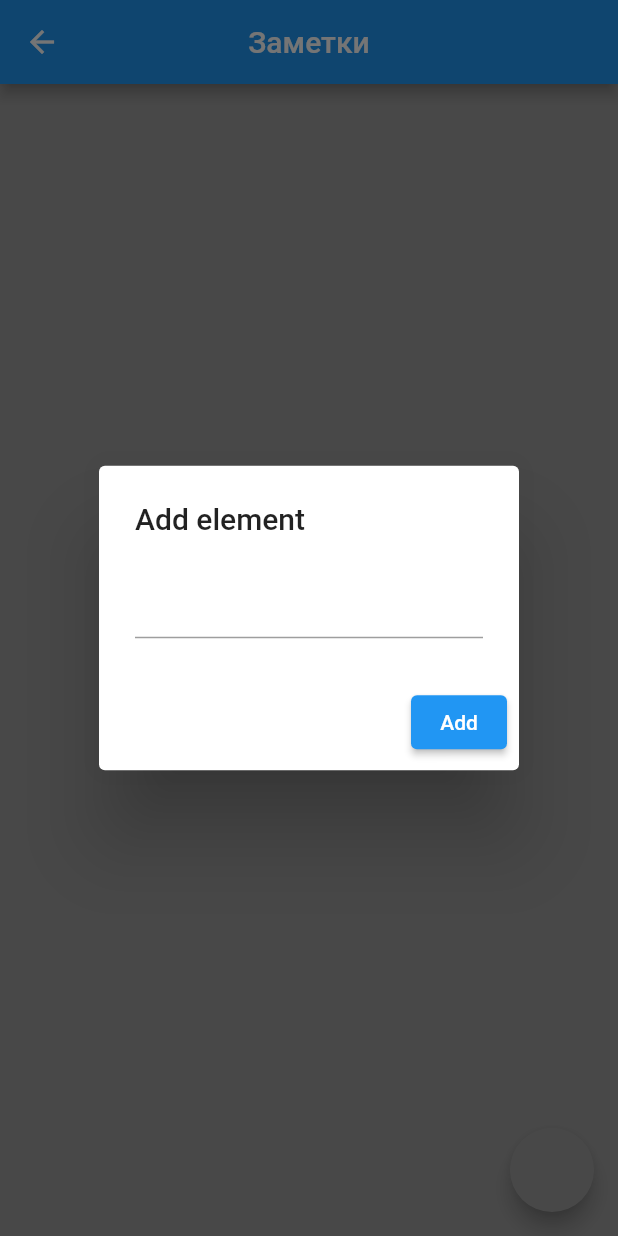
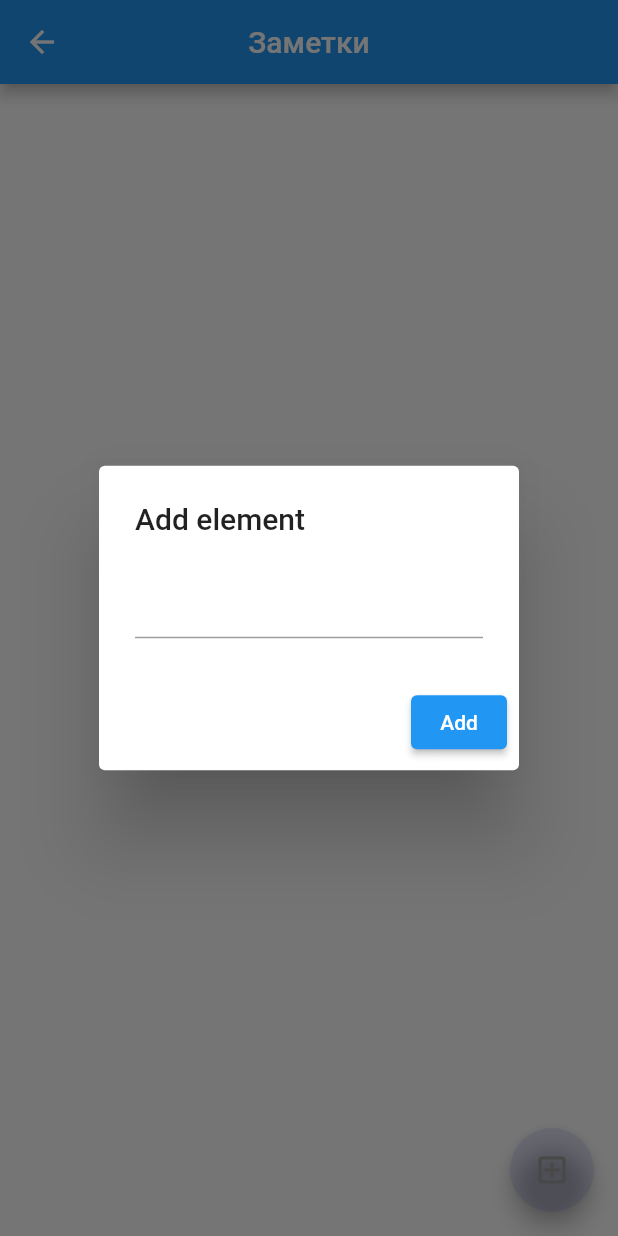
Before and after one commit to Killllot/Elementary-notes-and-API-with-tracking-course-crypto-money, a Flutter app: the Notes screen opened by its route, after a tap on the "add box" icon, on a phone screen of 412 x 824 dp. Run offline on Flutter 3.47's test engine with Material 2 defaults, Android fonts, the phone set to English and light mode, and no system bars; our stand-ins replace cloud_firestore, firebase_auth, firebase_core, fluttertoast, image_picker, video_player; accounts and stored records are empty.

Commit message:
Fix error with color

```diff
--- a/lib/main.dart
+++ b/lib/main.dart
@@ -20,7 +20,7 @@ void main() async {
     ],
     child: MaterialApp(
       theme: ThemeData(
-        primaryColor: Colors.black54,
+        primaryColor: Colors.blue,
       ),
       initialRoute: '/',
       routes: {
--- a/lib/pages/mainWindow.dart
+++ b/lib/pages/mainWindow.dart
@@ -24,9 +24,9 @@ class _mainWindowState extends State<mainWindow> {
   @override
   Widget build(BuildContext context) {
     return Scaffold(
-      backgroundColor: Colors.grey,
+      backgroundColor: Colors.lightBlueAccent,
       appBar: AppBar(
-        backgroundColor: Colors.deepPurple,
+        backgroundColor: Colors.blue,
         title: Text ('Windows'),
         centerTitle: true,
       ),
--- a/lib/pages/notes.dart
+++ b/lib/pages/notes.dart
@@ -30,7 +30,7 @@ class _NotesState extends State<Notes> {
   @override
   Widget build(BuildContext context) {
     return Scaffold(
-      backgroundColor: Colors.grey,
+      backgroundColor: Colors.white,
       appBar: AppBar(
         title: Text('Заметки'),
         centerTitle: true,
@@ -49,8 +49,9 @@ class _NotesState extends State<Notes> {
                    child: Card(
                      child: ListTile(
                        title: Text(shapshot.data!.docs[index].get('data')),
+                       tileColor: Color.fromARGB(20, 0, 0, 255),
                        trailing: IconButton(
-                         icon: Icon(Icons.delete, color: Colors.grey,),
+                         icon: Icon(Icons.delete, color: Colors.blue,),
                          onPressed: () {
                            FirebaseFirestore.instance.collection('data')
                                .doc(shapshot.data!.docs[index].id)
@@ -68,7 +69,7 @@ class _NotesState extends State<Notes> {
          }
       ),
       floatingActionButton: FloatingActionButton(
-        backgroundColor: Colors.grey,
+        backgroundColor: Color.fromARGB(20, 0, 0, 255),
         onPressed: (){
           showDialog(context: context, builder: (BuildContext context){
 
```
